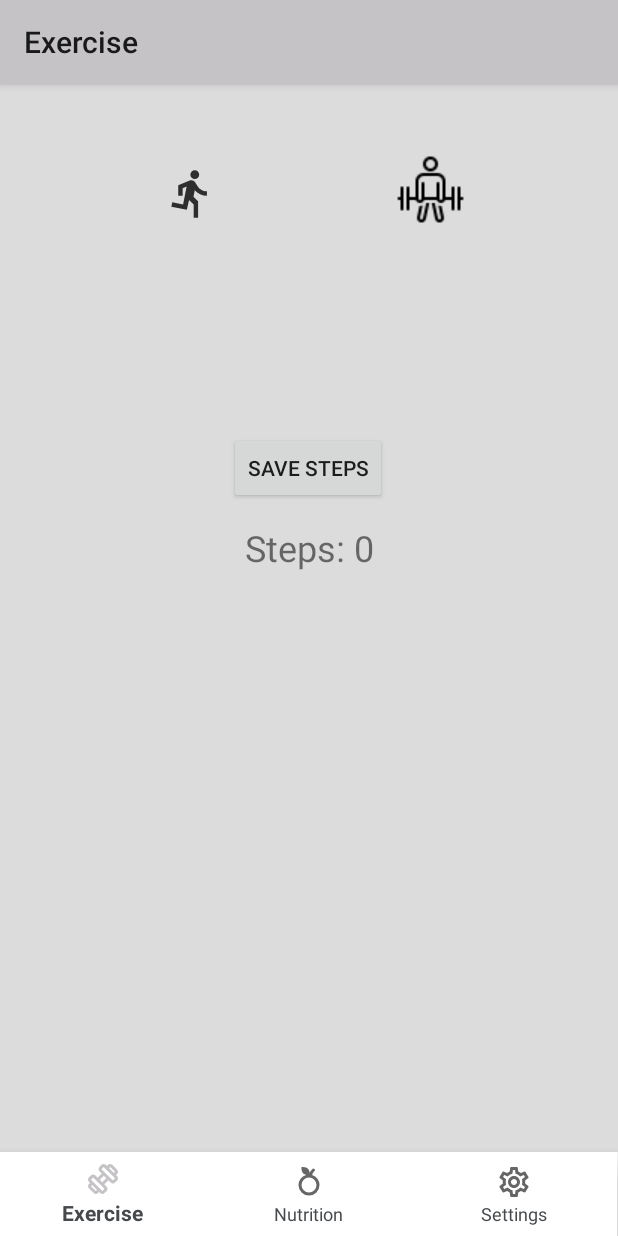
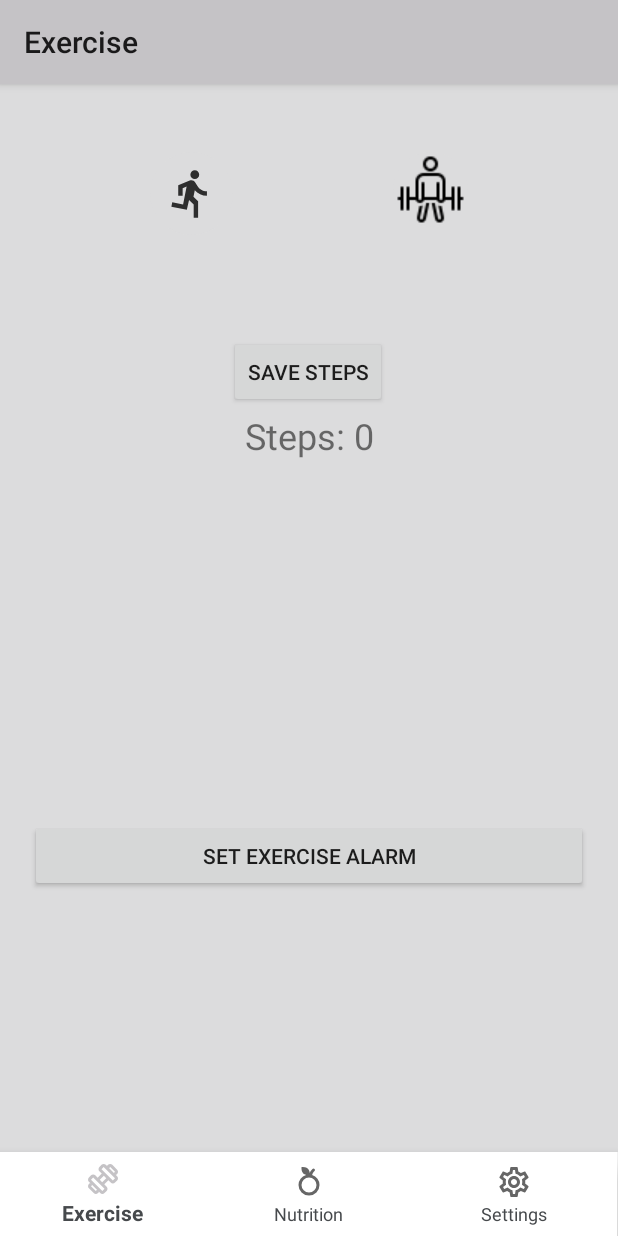
Before and after one commit to neldrs/FitQuest, an Android app: the screen it shows after launch (MainActivity), on a phone screen of 412 x 824 dp. Run offline under Robolectric (Android 15) with nearby library versions, the phone set to English and light mode, and no system bars; our stand-ins replace Firebase (no records; nobody signed in at launch, a user with empty details on screens opened directly), navigation-ui.

Commit message:
exercise alarm update

```diff
--- a/app/build.gradle.kts
+++ b/app/build.gradle.kts
@@ -1,6 +1,9 @@
+import com.android.build.api.dsl.Packaging
+
 plugins {
     id("com.android.application")
     id("org.jetbrains.kotlin.android")
+    id("org.jetbrains.kotlin.kapt")
     id("com.google.gms.google-services")
 
 }
@@ -17,6 +20,7 @@ android {
         versionName = "1.0"
 
         testInstrumentationRunner = "androidx.test.runner.AndroidJUnitRunner"
+        multiDexEnabled = true
     }
 
     buildTypes {
--- a/app/src/main/java/com/example/fitquest/ui/exercise/ExerciseFragment.kt
+++ b/app/src/main/java/com/example/fitquest/ui/exercise/ExerciseFragment.kt
@@ -9,6 +9,7 @@ import androidx.fragment.app.Fragment
 import androidx.lifecycle.ViewModelProvider
 import com.example.fitquest.databinding.FragmentExerciseBinding
 import android.content.Context
+import android.content.Intent
 import android.content.pm.PackageManager
 import android.hardware.Sensor
 import android.hardware.SensorEvent
@@ -58,6 +59,13 @@ class ExerciseFragment : Fragment(), SensorEventListener {
 
         val bWeightButton: ImageButton = view.findViewById(R.id.bWeight)
         bWeightButton.setOnClickListener(WeightButtonClickListener(view))
+
+        val exAlarmButton: Button = view.findViewById(R.id.bExerciseAlarm)
+        exAlarmButton.setOnClickListener {
+            val intent = Intent(requireContext(), ScheduleAlarmActivity::class.java)
+            startActivity(intent)
+            //scheduleExerciseAlarm()
+        }
 
         tvStepCount = view.findViewById(R.id.tvStepCount)
 
--- a/app/src/main/java/com/example/fitquest/ui/exercise/ExerciseViewModel.kt
+++ b/app/src/main/java/com/example/fitquest/ui/exercise/ExerciseViewModel.kt
@@ -1,6 +1,9 @@
 package com.example.fitquest.ui.exercise
 
+import android.app.AlarmManager
+import android.app.PendingIntent
 import android.content.Context
+import android.content.Intent
 import android.util.Log
 import androidx.lifecycle.LiveData
 import androidx.lifecycle.MutableLiveData
@@ -11,6 +14,7 @@ import com.google.firebase.firestore.Query
 import java.text.SimpleDateFormat
 import java.util.Date
 import java.util.Locale
+import java.util.*
 
 class ExerciseViewModel : ViewModel() {
 
@@ -25,6 +29,14 @@ class ExerciseViewModel : ViewModel() {
     private val db = FirebaseFirestore.getInstance()
     private val auth = FirebaseAuth.getInstance() // Firebase Authentication instance
 
+    /*
+    // LiveData for the selected recurring time
+    private val _selectedTime = MutableLiveData<Pair<Int, Int>>() // Pair(hour, minute)
+    val selectedTime: LiveData<Pair<Int, Int>> = _selectedTime
+
+    private val _reminderStatus = MutableLiveData<Boolean>()
+    val reminderStatus: LiveData<Boolean> = _reminderStatus
+     */
 
     fun updateStepCount(totalStepsSinceReboot: Int) {
         val currentDate = getCurrentDate()
@@ -101,6 +113,81 @@ class ExerciseViewModel : ViewModel() {
         }
     }
 
+    /*
+    // Method to set the recurring time
+    fun setAlarmTime(hour: Int, minute: Int) {
+        _selectedTime.value = Pair(hour, minute)
+    }
 
+    // Method to save the recurring time to SharedPreferences
+    fun saveAlarmTime(context: Context?) {
+        val sharedPref = context?.getSharedPreferences("ExercisePrefs", Context.MODE_PRIVATE) ?: return
+        with(sharedPref.edit()) {
+            putInt("recurringHour", _selectedTime.value?.first ?: 0)
+            putInt("recurringMinute", _selectedTime.value?.second ?: 0)
+            apply()
+        }
+    }
 
+    // Method to load the recurring time from SharedPreferences
+    fun loadAlarmTime(context: Context?) {
+        val sharedPref = context?.getSharedPreferences("ExercisePrefs", Context.MODE_PRIVATE) ?: return
+        val hour = sharedPref.getInt("recurringHour", 0)
+        val minute = sharedPref.getInt("recurringMinute", 0)
+        _selectedTime.value = Pair(hour, minute)
+    }
+
+    // Method to set the reminder status
+    fun setReminderStatus(status: Boolean) {
+        _reminderStatus.value = status
+    }
+
+    // Method to save the reminder status to SharedPreferences
+    fun saveReminderStatus(context: Context) {
+        val sharedPref = context.getSharedPreferences("ExercisePrefs", Context.MODE_PRIVATE)
+        with(sharedPref.edit()) {
+            putBoolean("reminderStatus", _reminderStatus.value ?: false)
+            apply()
+        }
+    }
+
+    // Method to load the reminder status from SharedPreferences
+    fun loadReminderStatus(context: Context) {
+        val sharedPref = context.getSharedPreferences("ExercisePrefs", Context.MODE_PRIVATE)
+        _reminderStatus.value = sharedPref.getBoolean("reminderStatus", false)
+    }
+
+    // Schedule the exercise notification
+    fun scheduleExerciseNotification(context: Context) {
+        val alarmManager = context.getSystemService(Context.ALARM_SERVICE) as AlarmManager
+
+        // Intent to trigger the ExerciseNotificationReceiver
+        val intent = Intent(context, ExerciseNotificationReceiver::class.java)
+        val pendingIntent = PendingIntent.getBroadcast(
+            context, 0, intent, PendingIntent.FLAG_UPDATE_CURRENT
+        )
+
+        // Set the notification time based on the selected alarm time
+        val selectedTime = _selectedTime.value
+        if (selectedTime != null) {
+            val calendar = Calendar.getInstance().apply {
+                timeInMillis = System.currentTimeMillis()
+                set(Calendar.HOUR_OF_DAY, _selectedTime.value?.first ?: 8)
+                set(Calendar.MINUTE, _selectedTime.value?.second ?: 0)
+                set(Calendar.SECOND, 0)
+            }
+
+        // Schedule the notification
+        alarmManager.setRepeating(
+            AlarmManager.RTC_WAKEUP,
+            calendar.timeInMillis,
+            AlarmManager.INTERVAL_DAY, // Repeat daily
+            pendingIntent
+        )
+
+        Log.d("ExerciseViewModel", "Exercise notification scheduled")
+        }
+    }
+
+     */
 }
--- a/app/src/main/res/layout/fragment_exercise.xml
+++ b/app/src/main/res/layout/fragment_exercise.xml
@@ -52,7 +52,7 @@
         android:id="@+id/bSaveSteps"
         android:layout_width="wrap_content"
         android:layout_height="wrap_content"
-        android:layout_marginTop="232dp"
+        android:layout_marginTop="168dp"
         android:text="Save Steps"
         app:layout_constraintEnd_toEndOf="parent"
         app:layout_constraintHorizontal_bias="0.498"
@@ -69,5 +69,18 @@
         app:layout_constraintHorizontal_bias="0.0"
         app:layout_constraintStart_toStartOf="parent"
         app:layout_constraintTop_toBottomOf="@+id/bSaveSteps"
-        app:layout_constraintVertical_bias="1.0" />
+        app:layout_constraintVertical_bias="0.05" />
+
+    <Button
+        android:id="@+id/bExerciseAlarm"
+        android:layout_width="match_parent"
+        android:layout_height="wrap_content"
+        android:text="Set Exercise Alarm"
+        android:layout_margin="20dp"
+        app:layout_constraintTop_toBottomOf="@+id/step_history_recycler_view"
+        app:layout_constraintBottom_toBottomOf="parent"
+        app:layout_constraintEnd_toEndOf="parent"
+        app:layout_constraintHorizontal_bias="0.0"
+        app:layout_constraintStart_toStartOf="parent" />
+
 </androidx.constraintlayout.widget.ConstraintLayout>
```
Also changed, not shown: app/src/main/AndroidManifest.xml (+9 -0 lines), app/src/main/java/com/example/fitquest/ui/exercise/ExerciseAlarmReceiver.kt (added, +42 -0 lines), app/src/main/java/com/example/fitquest/ui/exercise/ScheduleAlarmActivity.kt (added, +65 -0 lines), app/src/main/res/layout/activity_schedule_alarm.xml (added, +42 -0 lines), build.gradle.kts (+14 -0 lines).
